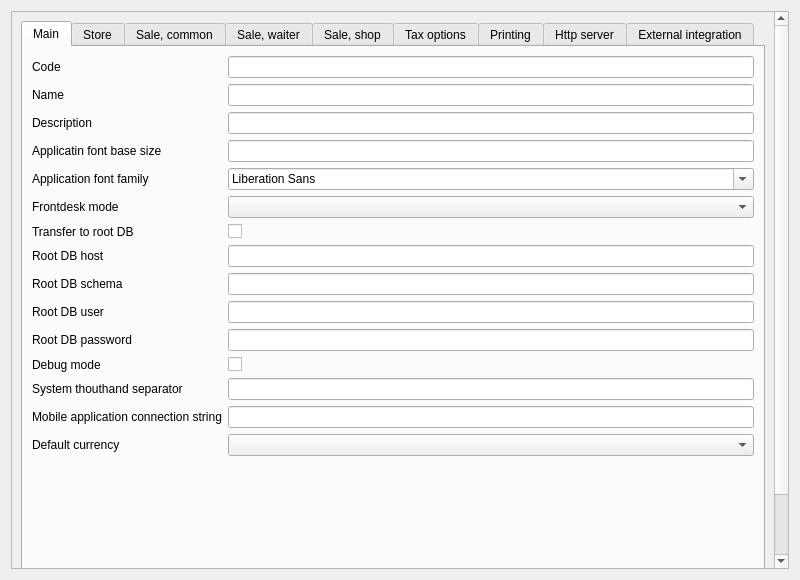
Old version of the form Reports/c5settingswidget.ui in the repository End1-1/Cafe5.
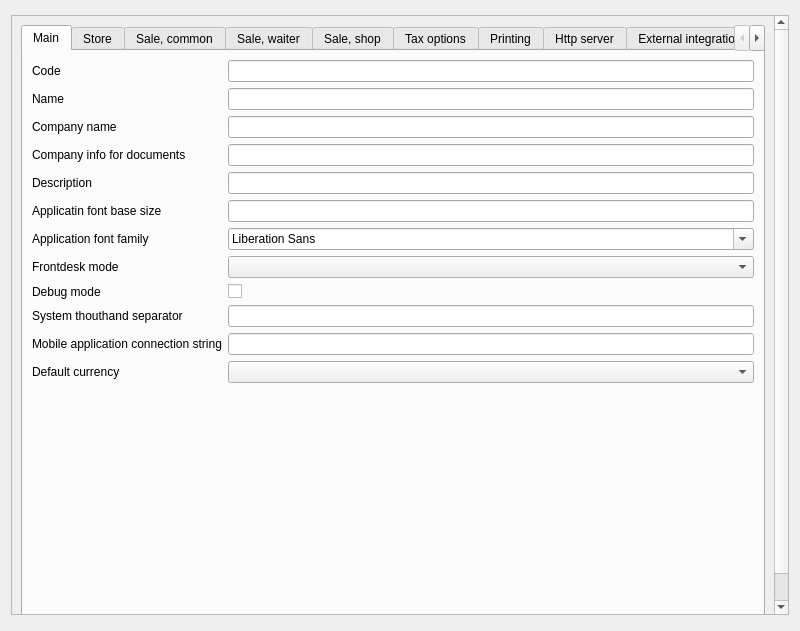
New version of the form. The open tabs and pages were chosen to show the change. Custom widgets are drawn as their Qt base class.

```diff
--- a/Reports/c5settingswidget.ui
+++ b/Reports/c5settingswidget.ui
@@ -7,7 +7,7 @@
     <x>0</x>
     <y>0</y>
     <width>800</width>
-    <height>580</height>
+    <height>631</height>
    </rect>
   </property>
   <property name="minimumSize">
@@ -60,151 +60,6 @@
            <string>Main</string>
           </attribute>
           <layout class="QGridLayout" name="gridLayout_3">
-           <item row="9" column="1">
-            <widget class="C5LineEdit" name="leRDBUser">
-             <property name="Tag" stdset="0">
-              <number>45</number>
-             </property>
-            </widget>
-           </item>
-           <item row="6" column="0">
-            <widget class="QLabel" name="label_44">
-             <property name="text">
-              <string>Transfer to root DB</string>
-             </property>
-            </widget>
-           </item>
-           <item row="13" column="0">
-            <widget class="QLabel" name="label_107">
-             <property name="text">
-              <string>Mobile application connection string</string>
-             </property>
-            </widget>
-           </item>
-           <item row="9" column="0">
-            <widget class="QLabel" name="label_47">
-             <property name="text">
-              <string>Root DB user</string>
-             </property>
-            </widget>
-           </item>
-           <item row="0" column="1">
-            <widget class="C5LineEditWithSelector" name="leCode">
-             <property name="Field" stdset="0">
-              <string>f_id</string>
-             </property>
-             <property name="Primary" stdset="0">
-              <bool>true</bool>
-             </property>
-            </widget>
-           </item>
-           <item row="11" column="0">
-            <widget class="QLabel" name="label_79">
-             <property name="text">
-              <string>Debug mode</string>
-             </property>
-            </widget>
-           </item>
-           <item row="15" column="1">
-            <spacer name="verticalSpacer_3">
-             <property name="orientation">
-              <enum>Qt::Vertical</enum>
-             </property>
-             <property name="sizeHint" stdset="0">
-              <size>
-               <width>20</width>
-               <height>280</height>
-              </size>
-             </property>
-            </spacer>
-           </item>
-           <item row="2" column="0">
-            <widget class="QLabel" name="label_16">
-             <property name="text">
-              <string>Description</string>
-             </property>
-            </widget>
-           </item>
-           <item row="7" column="0">
-            <widget class="QLabel" name="label_45">
-             <property name="text">
-              <string>Root DB host</string>
-             </property>
-            </widget>
-           </item>
-           <item row="12" column="0">
-            <widget class="QLabel" name="label_99">
-             <property name="text">
-              <string>System thouthand separator</string>
-             </property>
-            </widget>
-           </item>
-           <item row="7" column="1">
-            <widget class="C5LineEdit" name="leRDBHost">
-             <property name="Tag" stdset="0">
-              <number>43</number>
-             </property>
-            </widget>
-           </item>
-           <item row="6" column="1">
-            <widget class="C5CheckBox" name="chRDB">
-             <property name="text">
-              <string/>
-             </property>
-             <property name="Tag" stdset="0">
-              <number>42</number>
-             </property>
-            </widget>
-           </item>
-           <item row="5" column="0">
-            <widget class="QLabel" name="label_35">
-             <property name="text">
-              <string>Frontdesk mode</string>
-             </property>
-            </widget>
-           </item>
-           <item row="8" column="0">
-            <widget class="QLabel" name="label_46">
-             <property name="text">
-              <string>Root DB schema</string>
-             </property>
-            </widget>
-           </item>
-           <item row="10" column="0">
-            <widget class="QLabel" name="label_48">
-             <property name="text">
-              <string>Root DB password</string>
-             </property>
-            </widget>
-           </item>
-           <item row="2" column="1">
-            <widget class="C5LineEditWithSelector" name="lineEdit_3">
-             <property name="Field" stdset="0">
-              <string>f_description</string>
-             </property>
-            </widget>
-           </item>
-           <item row="4" column="1">
-            <widget class="QFontComboBox" name="fnApp">
-             <property name="Tag" stdset="0">
-              <number>97</number>
-             </property>
-            </widget>
-           </item>
-           <item row="3" column="0">
-            <widget class="QLabel" name="label_32">
-             <property name="text">
-              <string>Applicatin font base size</string>
-             </property>
-            </widget>
-           </item>
-           <item row="1" column="1">
-            <widget class="C5LineEditWithSelector" name="lineEdit_2">
-             <property name="Field" stdset="0">
-              <string>f_name</string>
-             </property>
-            </widget>
-           </item>
            <item row="1" column="0">
             <widget class="QLabel" name="label_15">
              <property name="text">
@@ -212,7 +67,28 @@
              </property>
             </widget>
            </item>
-           <item row="12" column="1">
+           <item row="11" column="1">
+            <widget class="C5ComboBox" name="cbDefaultCurrency">
+             <property name="Tag" stdset="0">
+              <string>116</string>
+             </property>
+            </widget>
+           </item>
+           <item row="0" column="0">
+            <widget class="QLabel" name="label_14">
+             <property name="text">
+              <string>Code</string>
+             </property>
+            </widget>
+           </item>
+           <item row="8" column="0">
+            <widget class="QLabel" name="label_79">
+             <property name="text">
+              <string>Debug mode</string>
+             </property>
+            </widget>
+           </item>
+           <item row="9" column="1">
             <widget class="C5LineEdit" name="leSystemThouthandSeparator">
              <property name="maxLength">
               <number>1</number>
@@ -222,52 +98,38 @@
              </property>
             </widget>
            </item>
-           <item row="5" column="1">
+           <item row="0" column="1">
+            <widget class="C5LineEditWithSelector" name="leCode">
+             <property name="Field" stdset="0">
+              <string>f_id</string>
+             </property>
+             <property name="Primary" stdset="0">
+              <bool>true</bool>
+             </property>
+            </widget>
+           </item>
+           <item row="7" column="1">
             <widget class="C5ComboBox" name="cbFronDeskMode">
              <property name="Tag" stdset="0">
               <number>33</number>
              </property>
             </widget>
            </item>
-           <item row="11" column="1">
-            <widget class="C5CheckBox" name="chDebugMode">
-             <property name="text">
-              <string/>
-             </property>
-             <property name="Tag" stdset="0">
-              <number>83</number>
-             </property>
-            </widget>
-           </item>
-           <item row="4" column="0">
+           <item row="6" column="0">
             <widget class="QLabel" name="label_90">
              <property name="text">
               <string>Application font family</string>
              </property>
             </widget>
            </item>
-           <item row="3" column="1">
-            <widget class="C5LineEdit" name="leFDFontSize">
-             <property name="Tag" stdset="0">
-              <number>28</number>
+           <item row="1" column="1">
+            <widget class="C5LineEditWithSelector" name="leSettingsName">
+             <property name="Field" stdset="0">
+              <string>f_name</string>
              </property>
             </widget>
            </item>
-           <item row="0" column="0">
-            <widget class="QLabel" name="label_14">
-             <property name="text">
-              <string>Code</string>
-             </property>
-            </widget>
-           </item>
-           <item row="8" column="1">
-            <widget class="C5LineEdit" name="leRDBSchema">
-             <property name="Tag" stdset="0">
-              <number>44</number>
-             </property>
-            </widget>
-           </item>
-           <item row="13" column="1">
+           <item row="10" column="1">
             <widget class="C5LineEdit" name="leMobileAppConStr">
              <property name="maxLength">
               <number>1</number>
@@ -277,24 +139,109 @@
              </property>
             </widget>
            </item>
-           <item row="10" column="1">
-            <widget class="C5LineEdit" name="leRDBPassword">
-             <property name="Tag" stdset="0">
-              <number>46</number>
+           <item row="3" column="1">
+            <widget class="C5LineEditWithSelector" name="leCompanyInfo"/>
+           </item>
+           <item row="10" column="0">
+            <widget class="QLabel" name="label_107">
+             <property name="text">
+              <string>Mobile application connection string</string>
              </property>
             </widget>
            </item>
-           <item row="14" column="0">
+           <item row="5" column="0">
+            <widget class="QLabel" name="label_32">
+             <property name="text">
+              <string>Applicatin font base size</string>
+             </property>
+            </widget>
+           </item>
+           <item row="2" column="1">
+            <widget class="C5LineEditWithSelector" name="leCompanyname"/>
+           </item>
+           <item row="11" column="0">
             <widget class="QLabel" name="label_215">
              <property name="text">
               <string>Default currency</string>
              </property>
             </widget>
            </item>
-           <item row="14" column="1">
-            <widget class="C5ComboBox" name="cbDefaultCurrency">
+           <item row="3" column="0">
+            <widget class="QLabel" name="label_114">
+             <property name="text">
+              <string>Company info for documents</string>
+             </property>
+            </widget>
+           </item>
+           <item row="8" column="1">
+            <widget class="C5CheckBox" name="chDebugMode">
+             <property name="text">
+              <string/>
+             </property>
              <property name="Tag" stdset="0">
-              <string>116</string>
+              <number>83</number>
+             </property>
+            </widget>
+           </item>
+           <item row="9" column="0">
+            <widget class="QLabel" name="label_99">
+             <property name="text">
+              <string>System thouthand separator</string>
+             </property>
+            </widget>
+           </item>
+           <item row="7" column="0">
+            <widget class="QLabel" name="label_35">
+             <property name="text">
+              <string>Frontdesk mode</string>
+             </property>
+            </widget>
+           </item>
+           <item row="4" column="1">
+            <widget class="C5LineEditWithSelector" name="lineEdit_3">
+             <property name="Field" stdset="0">
+              <string>f_description</string>
+             </property>
+            </widget>
+           </item>
+           <item row="4" column="0">
+            <widget class="QLabel" name="label_16">
+             <property name="text">
+              <string>Description</string>
+             </property>
+            </widget>
+           </item>
+           <item row="5" column="1">
+            <widget class="C5LineEdit" name="leFDFontSize">
+             <property name="Tag" stdset="0">
+              <number>28</number>
+             </property>
+            </widget>
+           </item>
+           <item row="12" column="1">
+            <spacer name="verticalSpacer_3">
+             <property name="orientation">
+              <enum>Qt::Vertical</enum>
+             </property>
+             <property name="sizeHint" stdset="0">
+              <size>
+               <width>20</width>
+               <height>280</height>
+              </size>
+             </property>
+            </spacer>
+           </item>
+           <item row="2" column="0">
+            <widget class="QLabel" name="label_113">
+             <property name="text">
+              <string>Company name</string>
+             </property>
+            </widget>
+           </item>
+           <item row="6" column="1">
+            <widget class="QFontComboBox" name="fnApp">
+             <property name="Tag" stdset="0">
+              <number>97</number>
              </property>
             </widget>
            </item>
@@ -2200,6 +2147,39 @@
            </item>
           </layout>
          </widget>
+         <widget class="QWidget" name="tab_10">
+          <attribute name="title">
+           <string>Mobile</string>
+          </attribute>
+          <layout class="QFormLayout" name="formLayout_3">
+           <item row="0" column="0">
+            <widget class="QLabel" name="label_112">
+             <property name="text">
+              <string>Dashboard type</string>
+             </property>
+            </widget>
+           </item>
+           <item row="0" column="1">
+            <widget class="QComboBox" name="cbMobileDashboard">
+             <item>
+              <property name="text">
+               <string>reports</string>
+              </property>
+             </item>
+             <item>
+              <property name="text">
+               <string>store</string>
+              </property>
+             </item>
+             <item>
+              <property name="text">
+               <string>hotel</string>
+              </property>
+             </item>
+            </widget>
+           </item>
+          </layout>
+         </widget>
         </widget>
        </item>
       </layout>
@@ -2219,16 +2199,16 @@
    <extends>QLineEdit</extends>
    <header location="global">c5lineeditwithselector.h</header>
   </customwidget>
-  <customwidget>
-   <class>C5CheckBox</class>
-   <extends>QCheckBox</extends>
-   <header location="global">c5checkbox.h</header>
-  </customwidget>
   <customwidget>
    <class>C5ComboBox</class>
    <extends>QComboBox</extends>
    <header location="global">c5combobox.h</header>
   </customwidget>
+  <customwidget>
+   <class>C5CheckBox</class>
+   <extends>QCheckBox</extends>
+   <header location="global">c5checkbox.h</header>
+  </customwidget>
  </customwidgets>
  <tabstops>
   <tabstop>leCode</tabstop>
```
Left out of the diff: 16 changed lines with no effect on the pictures.
